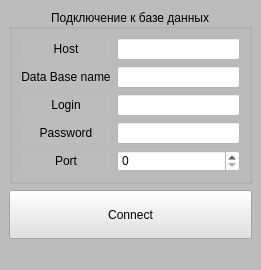
Qt form 03_new/HW-03_new/mainwindow.ui (ZeRg0912/Qt) before a commit.
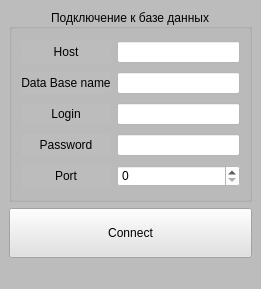
The same form after that commit.

Commit message: fix comiplier for home, add read only info window

Patch:
```diff
--- a/03_new/HW-03_new/mainwindow.ui
+++ b/03_new/HW-03_new/mainwindow.ui
@@ -7,7 +7,7 @@
     <x>0</x>
     <y>0</y>
     <width>261</width>
-    <height>270</height>
+    <height>289</height>
    </rect>
   </property>
   <property name="sizePolicy">
@@ -205,7 +205,8 @@
        <enum>Qt::LeftToRight</enum>
       </property>
       <property name="styleSheet">
-       <string notr="true">background-color: rgb(225, 225, 225);</string>
+       <string notr="true">background-color: rgb(225, 225, 225);
+color: rgb(0, 0, 0);</string>
       </property>
       <property name="text">
        <string>Connect</string>
```
Left out of the diff: 2 changed lines with no effect on the pictures. The commit also changes 1 other file.
